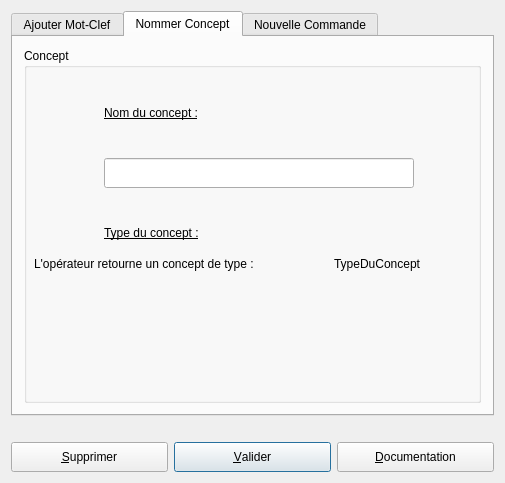
Above: UiQT4/desCommande.ui from SalomePlatform/eficas_tools before the change. Below: the same form after it.
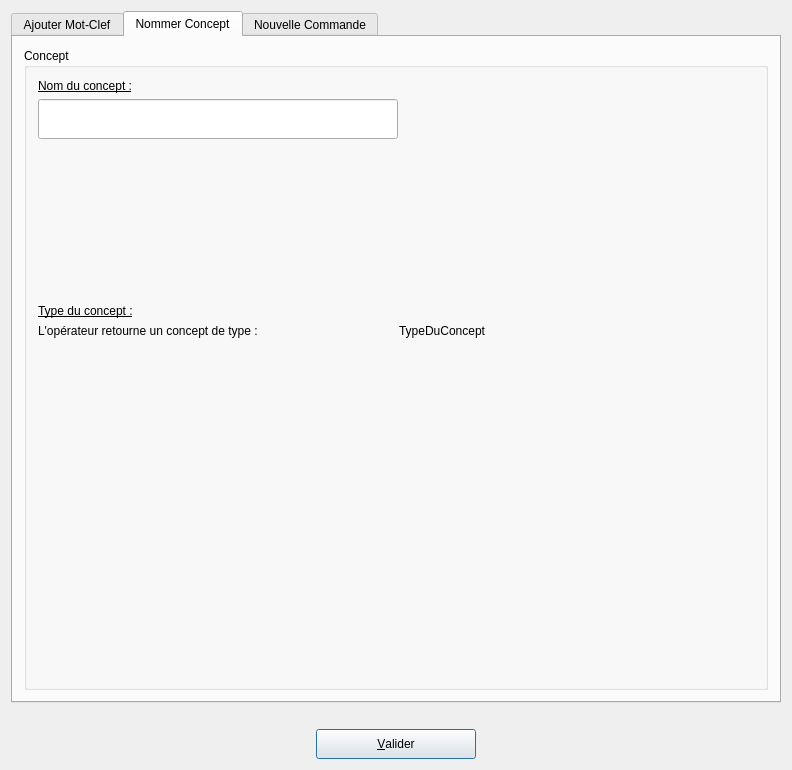
That is the form after the change. The open tabs and pages were chosen to show the change.

What changed in the file:
```diff
--- a/UiQT4/desCommande.ui
+++ b/UiQT4/desCommande.ui
@@ -5,10 +5,16 @@
    <rect>
     <x>0</x>
     <y>0</y>
-    <width>505</width>
-    <height>483</height>
+    <width>792</width>
+    <height>770</height>
    </rect>
   </property>
+  <property name="sizePolicy" >
+   <sizepolicy vsizetype="Expanding" hsizetype="Expanding" >
+    <horstretch>0</horstretch>
+    <verstretch>0</verstretch>
+   </sizepolicy>
+  </property>
   <property name="minimumSize" >
    <size>
     <width>505</width>
@@ -18,9 +24,15 @@
   <property name="windowTitle" >
    <string>DComm</string>
   </property>
-  <layout class="QGridLayout" >
-   <item row="1" column="0" colspan="3" >
+  <layout class="QGridLayout" name="gridLayout_3" >
+   <item row="1" column="0" >
     <widget class="QLabel" name="Commentaire" >
+     <property name="maximumSize" >
+      <size>
+       <width>793</width>
+       <height>20</height>
+      </size>
+     </property>
      <property name="frameShape" >
       <enum>QFrame::NoFrame</enum>
      </property>
@@ -35,11 +47,38 @@
      </property>
     </widget>
    </item>
-   <item row="2" column="1" >
+   <item row="2" column="0" >
+    <layout class="QHBoxLayout" name="horizontalLayout" >
+     <item>
+      <spacer name="horizontalSpacer" >
+       <property name="orientation" >
+        <enum>Qt::Horizontal</enum>
+       </property>
+       <property name="sizeHint" stdset="0" >
+        <size>
+         <width>263</width>
+         <height>27</height>
+        </size>
+       </property>
+      </spacer>
+     </item>
+     <item>
     <widget class="QPushButton" name="bOk" >
+       <property name="sizePolicy" >
+        <sizepolicy vsizetype="Fixed" hsizetype="Fixed" >
+         <horstretch>0</horstretch>
+         <verstretch>0</verstretch>
+        </sizepolicy>
+       </property>
      <property name="minimumSize" >
       <size>
-       <width>0</width>
+         <width>160</width>
+         <height>30</height>
+        </size>
+       </property>
+       <property name="maximumSize" >
+        <size>
+         <width>16777215</width>
        <height>30</height>
       </size>
      </property>
@@ -60,51 +99,22 @@
      </property>
     </widget>
    </item>
-   <item row="2" column="0" >
-    <widget class="QPushButton" name="bSup" >
-     <property name="minimumSize" >
-      <size>
-       <width>0</width>
-       <height>30</height>
-      </size>
-     </property>
-     <property name="toolTip" >
-      <string>suppression du mot clef</string>
-     </property>
-     <property name="text" >
-      <string>&amp;Supprimer</string>
-     </property>
-     <property name="shortcut" >
-      <string>Alt+S</string>
-     </property>
-     <property name="autoDefault" >
-      <bool>true</bool>
-     </property>
-    </widget>
-   </item>
-   <item row="2" column="2" >
-    <widget class="QPushButton" name="bHelp" >
-     <property name="minimumSize" >
+     <item>
+      <spacer name="horizontalSpacer_2" >
+       <property name="orientation" >
+        <enum>Qt::Horizontal</enum>
+       </property>
+       <property name="sizeHint" stdset="0" >
       <size>
-       <width>0</width>
-       <height>30</height>
-      </size>
-     </property>
-     <property name="toolTip" >
-      <string>affichage documentation aster</string>
-     </property>
-     <property name="text" >
-      <string>&amp;Documentation</string>
-     </property>
-     <property name="shortcut" >
-      <string>Alt+D</string>
-     </property>
-     <property name="autoDefault" >
-      <bool>true</bool>
-     </property>
-    </widget>
-   </item>
-   <item row="0" column="0" colspan="3" >
+         <width>254</width>
+         <height>27</height>
+        </size>
+       </property>
+      </spacer>
+     </item>
+    </layout>
+   </item>
+   <item row="0" column="0" >
     <widget class="QTabWidget" name="TWChoix" >
      <property name="currentIndex" >
       <number>0</number>
@@ -157,32 +167,22 @@
       </layout>
      </widget>
      <widget class="QWidget" name="Concept" >
-      <property name="geometry" >
-       <rect>
-        <x>0</x>
-        <y>0</y>
-        <width>483</width>
-        <height>372</height>
-       </rect>
-      </property>
       <attribute name="title" >
        <string>Nommer Concept</string>
       </attribute>
-      <layout class="QGridLayout" >
+      <layout class="QGridLayout" name="gridLayout_9" >
        <item row="0" column="0" >
         <widget class="QGroupBox" name="groupBox1" >
          <property name="title" >
           <string>Concept</string>
          </property>
+         <layout class="QGridLayout" name="gridLayout_8" >
+          <item row="0" column="0" >
+           <widget class="QSplitter" name="splitter" >
+            <property name="orientation" >
+             <enum>Qt::Horizontal</enum>
+            </property>
          <widget class="QLabel" name="textLabel1_3" >
-          <property name="geometry" >
-           <rect>
-            <x>80</x>
-            <y>50</y>
-            <width>130</width>
-            <height>31</height>
-           </rect>
-          </property>
           <property name="text" >
            <string>&lt;u>Nom du concept :&lt;/u></string>
           </property>
@@ -190,15 +190,54 @@
            <bool>false</bool>
           </property>
          </widget>
+           </widget>
+          </item>
+          <item row="1" column="0" >
+           <layout class="QHBoxLayout" name="horizontalLayout_2" >
+            <item>
+             <widget class="QLineEdit" name="LENomConcept" >
+              <property name="minimumSize" >
+               <size>
+                <width>360</width>
+                <height>40</height>
+               </size>
+              </property>
+             </widget>
+            </item>
+            <item>
+             <spacer name="horizontalSpacer_3" >
+              <property name="orientation" >
+               <enum>Qt::Horizontal</enum>
+              </property>
+              <property name="sizeHint" stdset="0" >
+               <size>
+                <width>356</width>
+                <height>20</height>
+               </size>
+              </property>
+             </spacer>
+            </item>
+           </layout>
+          </item>
+          <item row="2" column="0" >
+           <spacer name="verticalSpacer_3" >
+            <property name="orientation" >
+             <enum>Qt::Vertical</enum>
+            </property>
+            <property name="sizeHint" stdset="0" >
+             <size>
+              <width>20</width>
+              <height>51</height>
+             </size>
+            </property>
+           </spacer>
+          </item>
+          <item row="3" column="0" >
+           <layout class="QVBoxLayout" name="verticalLayout" >
+            <item>
+             <layout class="QGridLayout" name="gridLayout_7" >
+              <item row="0" column="0" >
          <widget class="QLabel" name="textLabel1_3_2" >
-          <property name="geometry" >
-           <rect>
-            <x>80</x>
-            <y>170</y>
-            <width>150</width>
-            <height>31</height>
-           </rect>
-          </property>
           <property name="text" >
            <string>&lt;u>Type du concept :&lt;/u></string>
           </property>
@@ -206,25 +245,9 @@
            <bool>false</bool>
           </property>
          </widget>
-         <widget class="QLineEdit" name="LENomConcept" >
-          <property name="geometry" >
-           <rect>
-            <x>80</x>
-            <y>110</y>
-            <width>310</width>
-            <height>30</height>
-           </rect>
-          </property>
-         </widget>
+              </item>
+              <item row="1" column="0" >
          <widget class="QLabel" name="textLabel3" >
-          <property name="geometry" >
-           <rect>
-            <x>10</x>
-            <y>200</y>
-            <width>290</width>
-            <height>31</height>
-           </rect>
-          </property>
           <property name="text" >
            <string>L'opérateur retourne un concept de type :</string>
           </property>
@@ -232,15 +255,9 @@
            <bool>false</bool>
           </property>
          </widget>
+              </item>
+              <item row="1" column="1" >
          <widget class="QLabel" name="typeConcept" >
-          <property name="geometry" >
-           <rect>
-            <x>310</x>
-            <y>200</y>
-            <width>130</width>
-            <height>31</height>
-           </rect>
-          </property>
           <property name="text" >
            <string>TypeDuConcept</string>
           </property>
@@ -248,6 +265,25 @@
            <bool>false</bool>
           </property>
          </widget>
+              </item>
+             </layout>
+            </item>
+            <item>
+             <spacer name="verticalSpacer" >
+              <property name="orientation" >
+               <enum>Qt::Vertical</enum>
+              </property>
+              <property name="sizeHint" stdset="0" >
+               <size>
+                <width>20</width>
+                <height>338</height>
+               </size>
+              </property>
+             </spacer>
+            </item>
+           </layout>
+          </item>
+         </layout>
         </widget>
        </item>
       </layout>
@@ -275,44 +311,7 @@
          </property>
         </widget>
        </item>
-       <item row="1" column="0" >
-        <layout class="QHBoxLayout" name="horizontalLayout" >
-         <item>
-          <widget class="QLabel" name="textLabel6" >
-           <property name="minimumSize" >
-            <size>
-             <width>50</width>
-             <height>30</height>
-            </size>
-           </property>
-           <property name="text" >
-            <string>Filtre</string>
-           </property>
-           <property name="wordWrap" >
-            <bool>false</bool>
-           </property>
-          </widget>
-         </item>
-         <item>
-          <widget class="QLineEdit" name="LEFiltre" >
-           <property name="minimumSize" >
-            <size>
-             <width>160</width>
-             <height>30</height>
-            </size>
-           </property>
-          </widget>
-         </item>
-         <item>
-          <widget class="QPushButton" name="BNext" >
-           <property name="text" >
-            <string>Suivant</string>
-           </property>
-          </widget>
-         </item>
-        </layout>
-       </item>
-       <item rowspan="2" row="0" column="1" >
+         <item rowspan="2" row="0" column="4" >
         <widget class="QGroupBox" name="groupBox" >
          <property name="title" >
           <string>Affichage</string>
```
Left out of the diff: 112 changed lines with no effect on the pictures. Lines whose indentation alone changed are shown as unchanged.
